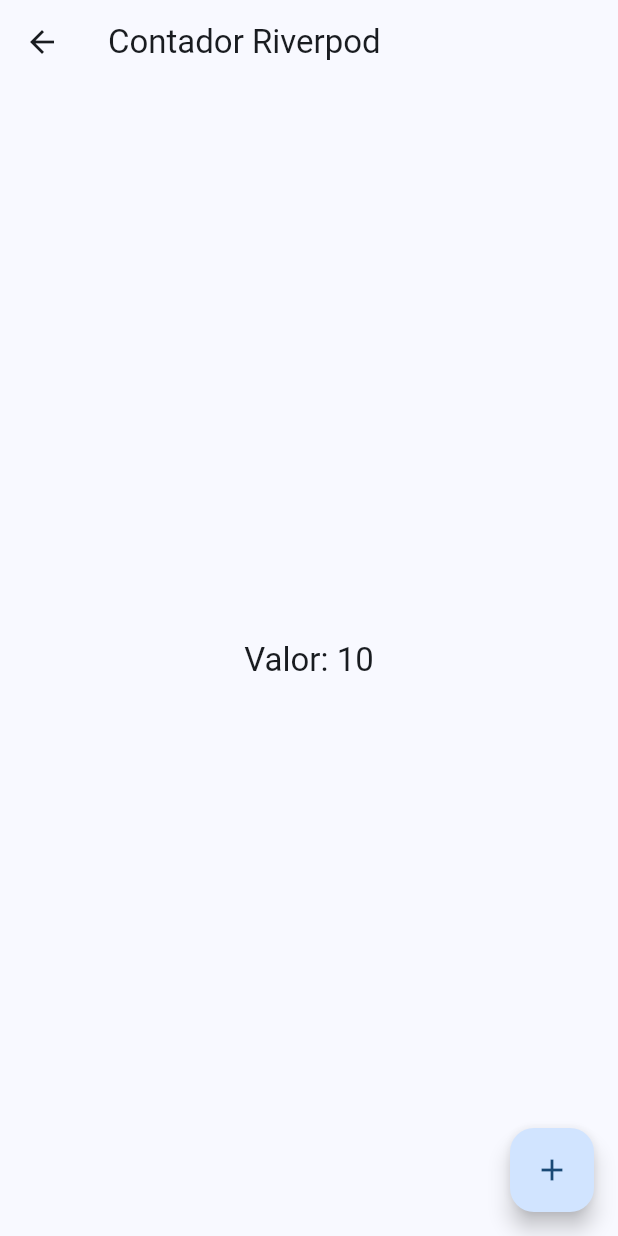
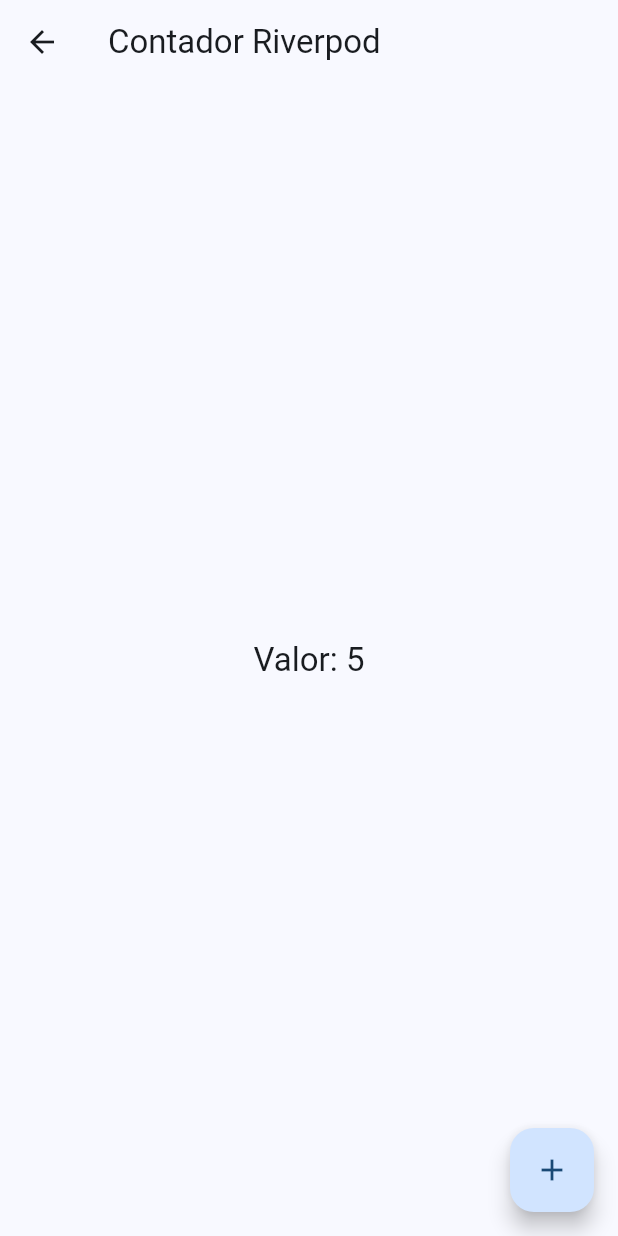
Before and after one commit to AlonsoAM/Widgets-app-flutter, a Flutter app: the screen it shows after launch, after a tap on "Counter Riverpod", on a phone screen of 412 x 824 dp. Run offline on Flutter 3.47's test engine with Material 2 defaults, Android fonts, the phone set to English and light mode, and no system bars; our stand-ins replace animate_do, flutter_riverpod, go_router.

Commit message:
Introduccion a riverpod

```diff
--- a/lib/main.dart
+++ b/lib/main.dart
@@ -1,9 +1,10 @@
 import 'package:flutter/material.dart';
+import 'package:flutter_riverpod/flutter_riverpod.dart';
 import 'package:widgets_app/config/router/app_router.dart';
 import 'package:widgets_app/config/theme/app_theme.dart';
 
 void main() {
-  runApp(const MainApp());
+  runApp(const ProviderScope(child: MainApp()));
 }
 
 class MainApp extends StatelessWidget {
--- /dev/null
+++ b/lib/presentations/providers/counter_provider.dart
@@ -0,0 +1,3 @@
+import 'package:flutter_riverpod/flutter_riverpod.dart';
+
+final counterProvider = StateProvider((ref) => 5);
--- a/lib/presentations/screens/counter/counter_screen.dart
+++ b/lib/presentations/screens/counter/counter_screen.dart
@@ -1,17 +1,22 @@
 import 'package:flutter/material.dart';
+import 'package:flutter_riverpod/flutter_riverpod.dart';
+import 'package:widgets_app/presentations/providers/counter_provider.dart';
 
-class CounterScreen extends StatelessWidget {
+class CounterScreen extends ConsumerWidget {
   const CounterScreen({Key? key}) : super(key: key);
 
   @override
-  Widget build(BuildContext context) {
+  Widget build(BuildContext context, WidgetRef ref) {
+
+    final int clickCounter = ref.watch(counterProvider);
+
     return Scaffold(
       appBar: AppBar(
         title: const Text('Contador Riverpod'),
       ),
       body:  Center(
         child: Text(
-          'Valor: 10',
+          'Valor: $clickCounter',
           style: Theme.of(context).textTheme.titleLarge,
         ),
       ),
--- a/pubspec.yaml
+++ b/pubspec.yaml
@@ -10,6 +10,7 @@ dependencies:
     sdk: flutter
   go_router: ^6.5.6
   animate_do: ^3.0.2
+  flutter_riverpod: ^2.1.3
 
 dev_dependencies:
   flutter_lints: ^2.0.0
```
Also changed, not shown: pubspec.lock.
